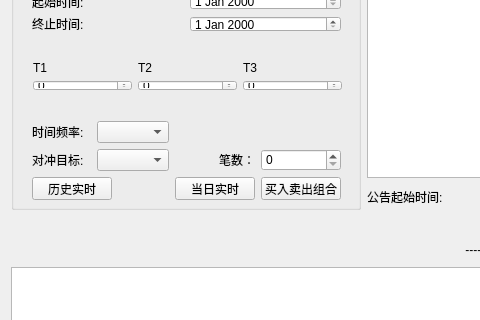
Qt form widget.ui (lishengze/QT-study) before a commit; both pictures show x 0 to 480 and y 251 to 571 of the 1105 by 767 pixel window.
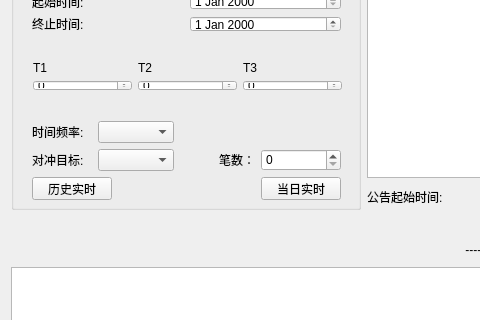
The same form after that commit.

```diff
--- a/widget.ui
+++ b/widget.ui
@@ -247,7 +247,7 @@
            </property>
           </widget>
          </item>
-         <item row="2" column="2">
+         <item row="2" column="3">
           <widget class="QPushButton" name="realDateTime_pushButton">
            <property name="sizePolicy">
             <sizepolicy hsizetype="Minimum" vsizetype="Fixed">
@@ -272,19 +272,6 @@
            </property>
           </widget>
          </item>
-         <item row="2" column="3">
-          <widget class="QPushButton" name="testSale">
-           <property name="maximumSize">
-            <size>
-             <width>80</width>
-             <height>16777215</height>
-            </size>
-           </property>
-           <property name="text">
-            <string>买入卖出组合</string>
-           </property>
-          </widget>
-         </item>
         </layout>
        </widget>
       </widget>
```
